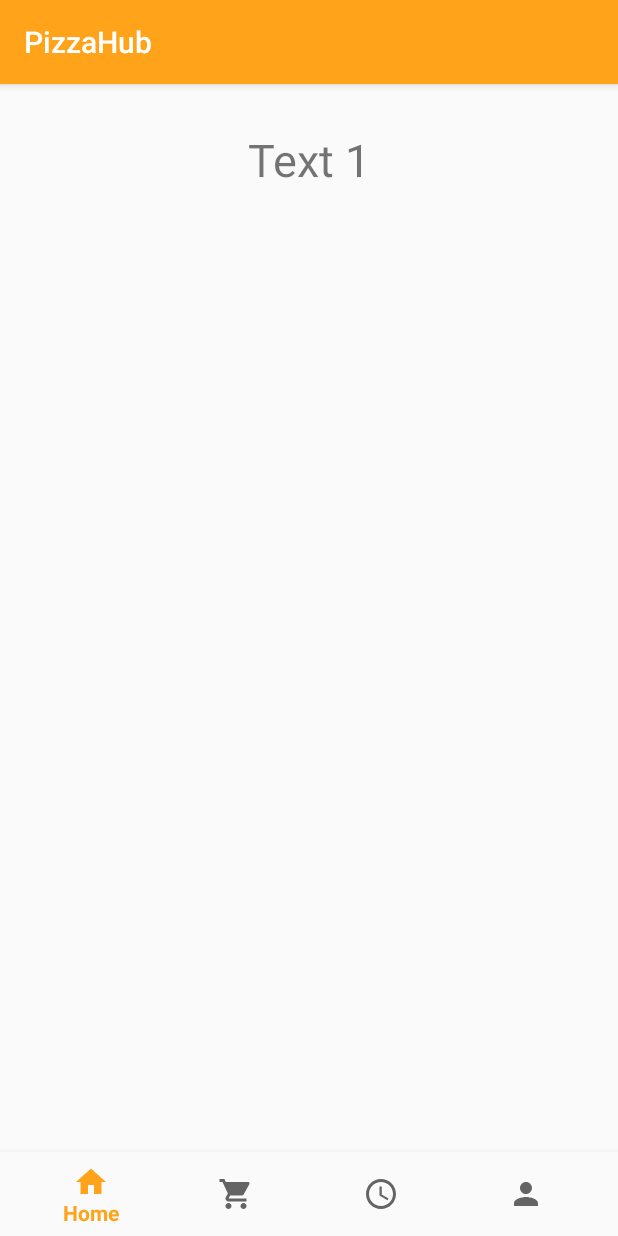
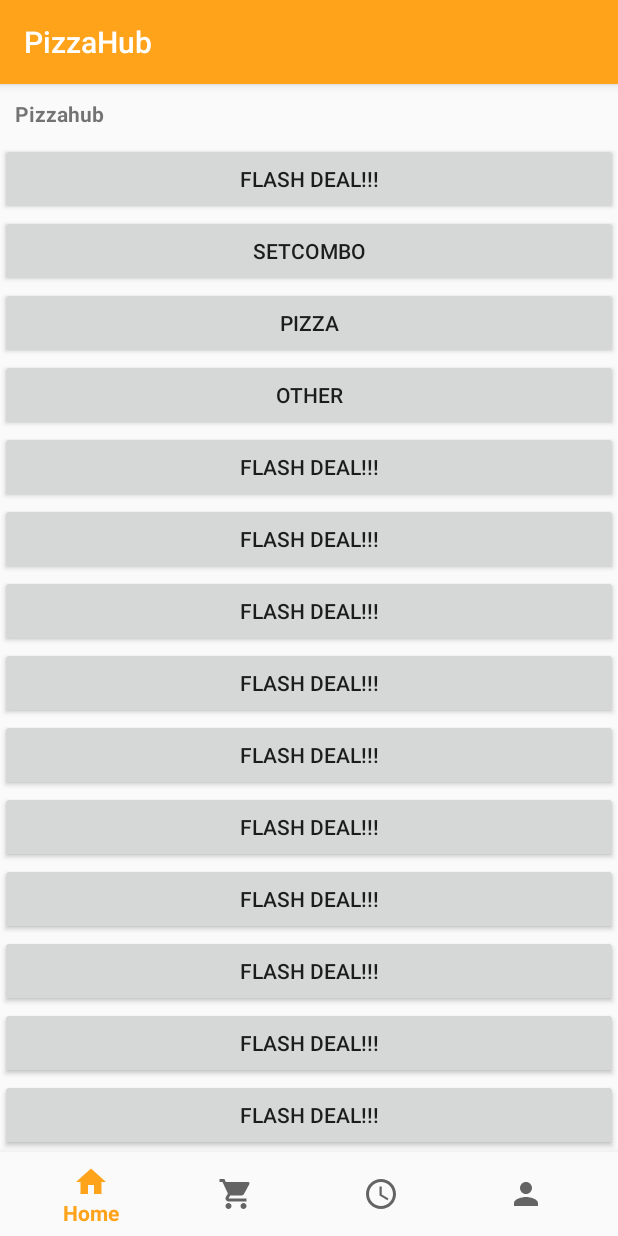
Before and after one commit to s-sairung/PizzaHub, an Android app: the screen it shows after launch (MainActivity), on a phone screen of 412 x 824 dp. Run offline under Robolectric (Android 15) with nearby library versions, the phone set to English and light mode, and no system bars.

Commit message:
scrollได้แล้ว แต่ทำภาพไม่ได้

```diff
--- a/app/src/main/java/chula/project/pizzahub/HomeFragment.java
+++ b/app/src/main/java/chula/project/pizzahub/HomeFragment.java
@@ -4,6 +4,7 @@ import android.os.Bundle;
 import android.view.LayoutInflater;
 import android.view.View;
 import android.view.ViewGroup;
+import android.widget.ImageView;
 
 import androidx.annotation.NonNull;
 import androidx.annotation.Nullable;
@@ -16,4 +17,5 @@ public class HomeFragment extends Fragment {
     public View onCreateView(@NonNull LayoutInflater inflater, @Nullable ViewGroup container, @Nullable Bundle savedInstanceState) {
         return inflater.inflate(R.layout.fragment_home, container, false);
     }
+
 }
--- a/app/src/main/res/layout/fragment_home.xml
+++ b/app/src/main/res/layout/fragment_home.xml
@@ -1,31 +1,120 @@
 <?xml version="1.0" encoding="utf-8"?>
  <RelativeLayout xmlns:android="http://schemas.android.com/apk/res/android"
+     xmlns:app="http://schemas.android.com/apk/res-auto"
      xmlns:tools="http://schemas.android.com/tools"
         android:layout_width="match_parent"
         android:layout_height="match_parent" >
 
+
      <ScrollView
-            android:id="@+id/scrollView1"
          android:layout_width="match_parent"
          android:layout_height="match_parent"
-            android:layout_centerHorizontal="true"
-            android:scrollbars="none" >
+         android:layout_alignParentBottom="true"
+         android:layout_marginBottom="0dp">
 
          <LinearLayout
              android:id="@+id/layoutScroll"
-                android:layout_width="match_parent"
-                android:layout_height="wrap_content"
-                android:layout_margin="10dp"
-                android:orientation="vertical" >
+             android:layout_width="fill_parent"
+             android:layout_height="fill_parent"
+             android:orientation="vertical">
 
              <TextView
-                    android:layout_width="wrap_content"
-                    android:layout_height="wrap_content"
-                    android:layout_gravity="center_horizontal"
-                    android:layout_marginBottom="20dp"
-                    android:layout_marginTop="20dp"
-                    android:text="Text 1"
-                    android:textSize="30dp" />
+                 android:layout_width="fill_parent"
+                 android:layout_height="fill_parent"
+                 android:padding="10dp"
+                 android:text="Pizzahub"
+                 android:textStyle="bold" />
+
+             <Button
+                 android:layout_width="fill_parent"
+                 android:layout_height="fill_parent"
+                 android:text="Flash Deal!!!" />
+
+             <Button
+                 android:layout_width="fill_parent"
+                 android:layout_height="fill_parent"
+                 android:text="Setcombo" />
+
+             <Button
+                 android:layout_width="fill_parent"
+                 android:layout_height="fill_parent"
+                 android:text="Pizza" />
+
+             <Button
+                 android:layout_width="fill_parent"
+                 android:layout_height="fill_parent"
+                 android:text="Other" />
+
+             <Button
+                 android:layout_width="fill_parent"
+                 android:layout_height="fill_parent"
+                 android:text="Flash Deal!!!" />
+
+             <Button
+                 android:layout_width="fill_parent"
+                 android:layout_height="fill_parent"
+                 android:text="Flash Deal!!!" />
+
+             <Button
+                 android:layout_width="fill_parent"
+                 android:layout_height="fill_parent"
+                 android:text="Flash Deal!!!" />
+
+             <Button
+                 android:layout_width="fill_parent"
+                 android:layout_height="fill_parent"
+                 android:text="Flash Deal!!!" />
+
+             <Button
+                 android:layout_width="fill_parent"
+                 android:layout_height="fill_parent"
+                 android:text="Flash Deal!!!" />
+
+             <Button
+                 android:layout_width="fill_parent"
+                 android:layout_height="fill_parent"
+                 android:text="Flash Deal!!!" />
+
+             <Button
+                 android:layout_width="match_parent"
+                 android:layout_height="fill_parent"
+                 android:text="Flash Deal!!!" />
+
+             <Button
+                 android:layout_width="fill_parent"
+                 android:layout_height="fill_parent"
+                 android:text="Flash Deal!!!" />
+
+             <Button
+                 android:layout_width="fill_parent"
+                 android:layout_height="fill_parent"
+                 android:text="Flash Deal!!!" />
+
+             <Button
+                 android:layout_width="fill_parent"
+                 android:layout_height="fill_parent"
+                 android:text="Flash Deal!!!" />
+
+             <Button
+                 android:layout_width="fill_parent"
+                 android:layout_height="fill_parent"
+                 android:text="Flash Deal!!!" />
+
+             <Button
+                 android:layout_width="fill_parent"
+                 android:layout_height="fill_parent"
+                 android:text="Flash Deal!!!" />
+
+             <Button
+                 android:layout_width="fill_parent"
+                 android:layout_height="fill_parent"
+                 android:text="Flash Deal!!!" />
+
+             <ImageView
+                 android:id="@+id/flashdeal"
+                 android:layout_width="match_parent"
+                 android:layout_height="match_parent" />
+
          </LinearLayout>
      </ScrollView>
  </RelativeLayout>
```
Also changed, not shown: app/src/main/res/drawable/flashdeal.png (added). Lines whose indentation alone changed are shown as unchanged.
